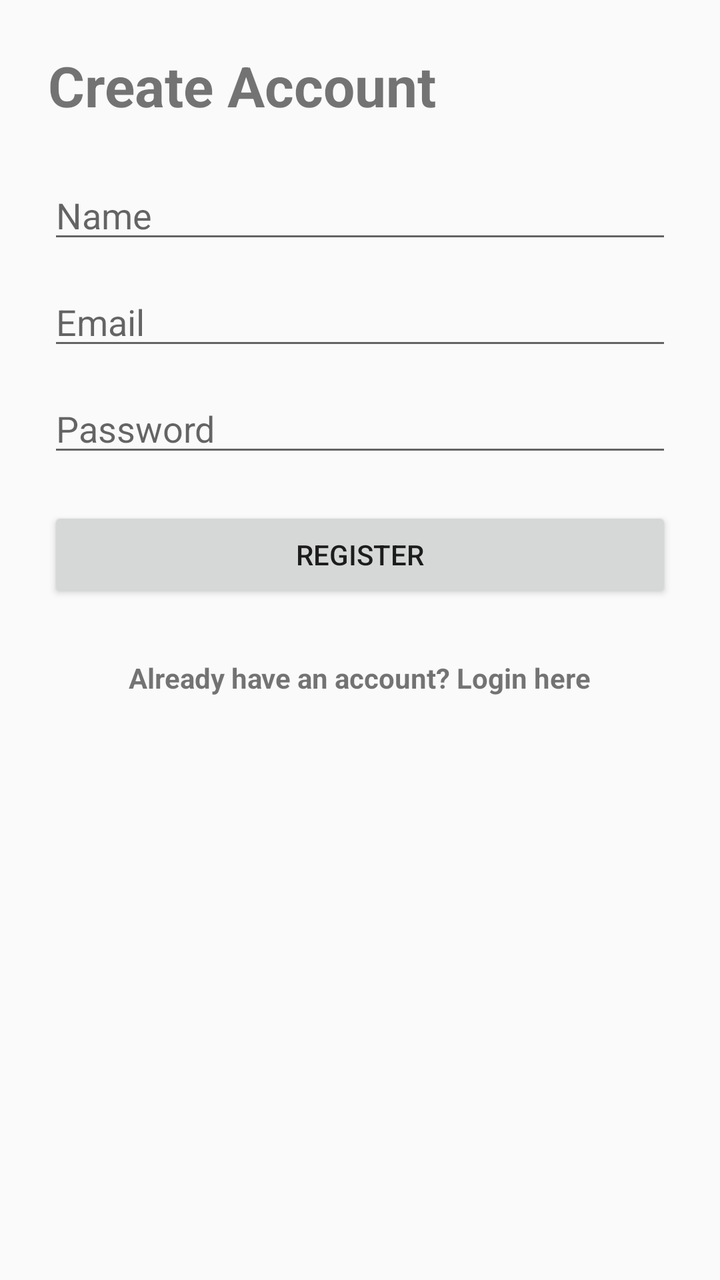
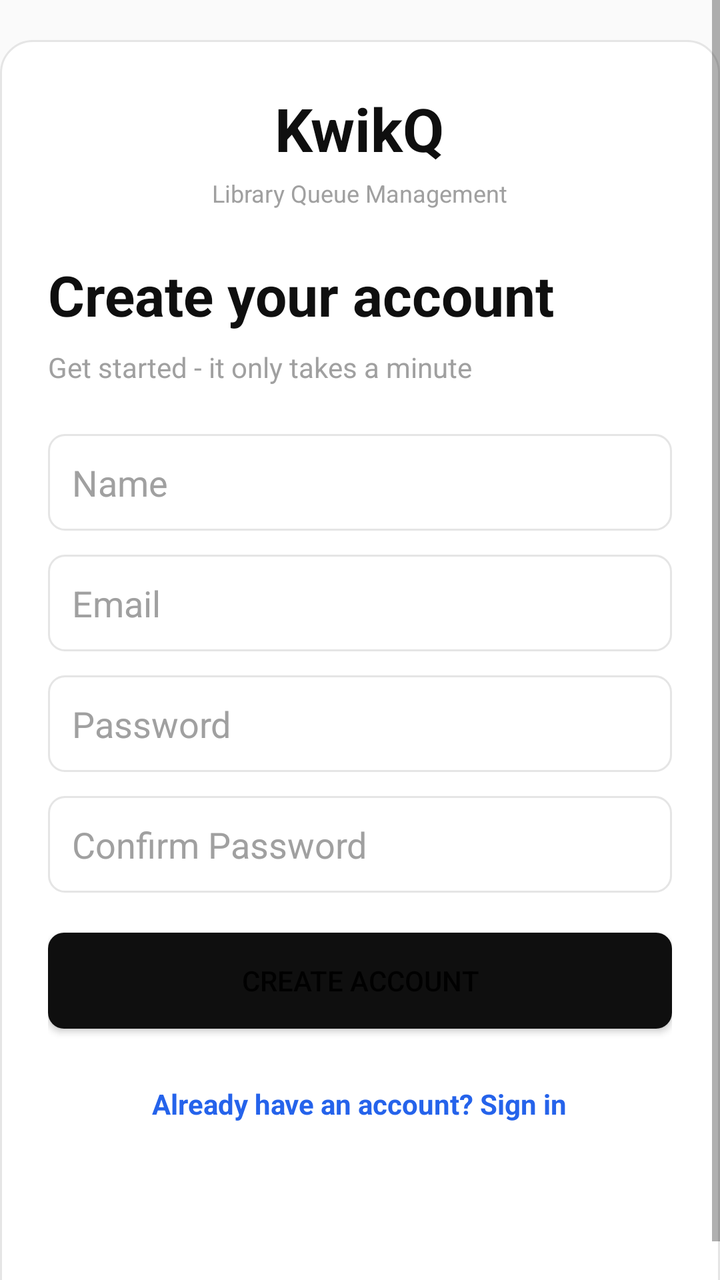

Before-and-after screenshots of an Android layout around one commit, followed by the original layout XML and the change that was made.
<!-- AndroidManifest.xml: activity theme Theme.KwikQ -->
<!-- res/layout/activity_register.xml -->
<?xml version="1.0" encoding="utf-8"?>
<ScrollView xmlns:android="http://schemas.android.com/apk/res/android"
    android:layout_width="match_parent"
    android:layout_height="match_parent"
    android:fillViewport="true">

    <LinearLayout
        android:layout_width="match_parent"
        android:layout_height="wrap_content"
        android:orientation="vertical"
        android:padding="24dp">

        <TextView
            android:layout_width="match_parent"
            android:layout_height="wrap_content"
            android:text="@string/register_title"
            android:textSize="28sp"
            android:textStyle="bold" />

        <EditText
            android:id="@+id/etName"
            android:layout_width="match_parent"
            android:layout_height="wrap_content"
            android:layout_marginTop="24dp"
            android:autofillHints="name"
            android:hint="@string/name"
            android:inputType="textPersonName" />

        <EditText
            android:id="@+id/etEmail"
            android:layout_width="match_parent"
            android:layout_height="wrap_content"
            android:layout_marginTop="12dp"
            android:autofillHints="emailAddress"
            android:hint="@string/email"
            android:inputType="textEmailAddress" />

        <EditText
            android:id="@+id/etPassword"
            android:layout_width="match_parent"
            android:layout_height="wrap_content"
            android:layout_marginTop="12dp"
            android:autofillHints="password"
            android:hint="@string/password"
            android:inputType="textPassword" />

        <Button
            android:id="@+id/btnRegister"
            android:layout_width="match_parent"
            android:layout_height="wrap_content"
            android:layout_marginTop="20dp"
            android:text="@string/register" />

        <ProgressBar
            android:id="@+id/progressRegister"
            android:layout_width="wrap_content"
            android:layout_height="wrap_content"
            android:layout_gravity="center_horizontal"
            android:layout_marginTop="12dp"
            android:visibility="gone" />

        <TextView
            android:id="@+id/tvStatus"
            android:layout_width="match_parent"
            android:layout_height="wrap_content"
            android:layout_marginTop="12dp"
            android:textColor="@android:color/holo_red_dark"
            android:visibility="gone" />

        <TextView
            android:id="@+id/tvGoToLogin"
            android:layout_width="wrap_content"
            android:layout_height="wrap_content"
            android:layout_gravity="center_horizontal"
            android:layout_marginTop="28dp"
            android:text="@string/have_account_login"
            android:textStyle="bold" />

    </LinearLayout>
</ScrollView>
<!-- resources referenced by this layout -->
<resources>
  <string name="email">Email</string>
  <string name="have_account_login">Already have an account? Login here</string>
  <string name="name">Name</string>
  <string name="password">Password</string>
  <string name="register">Register</string>
  <string name="register_title">Create Account</string>
  <style name="Theme.KwikQ" parent="Theme.AppCompat.Light.NoActionBar" />
</resources>

<!-- the commit's change to res/layout/activity_register.xml (unified diff, before → after) -->
@@ -2,20 +2,52 @@
 <ScrollView xmlns:android="http://schemas.android.com/apk/res/android"
     android:layout_width="match_parent"
     android:layout_height="match_parent"
+    android:background="@drawable/bg_auth_screen"
     android:fillViewport="true">
 
     <LinearLayout
         android:layout_width="match_parent"
         android:layout_height="wrap_content"
+        android:layout_margin="20dp"
+        android:layout_gravity="center_horizontal"
+        android:background="@drawable/bg_auth_card"
         android:orientation="vertical"
         android:padding="24dp">
 
         <TextView
+            android:layout_width="wrap_content"
+            android:layout_height="wrap_content"
+            android:layout_gravity="center_horizontal"
+            android:text="@string/app_name"
+            android:textColor="@color/kw_ink"
+            android:textSize="30sp"
+            android:textStyle="bold" />
+
+        <TextView
+            android:layout_width="wrap_content"
+            android:layout_height="wrap_content"
+            android:layout_gravity="center_horizontal"
+            android:layout_marginTop="4dp"
+            android:text="@string/brand_subtitle"
+            android:textColor="@color/kw_ink_faint"
+            android:textSize="12sp" />
+
+        <TextView
             android:layout_width="match_parent"
             android:layout_height="wrap_content"
+            android:layout_marginTop="24dp"
             android:text="@string/register_title"
+            android:textColor="@color/kw_ink"
             android:textSize="28sp"
             android:textStyle="bold" />
+
+        <TextView
+            android:layout_width="match_parent"
+            android:layout_height="wrap_content"
+            android:layout_marginTop="8dp"
+            android:text="@string/register_subtitle"
+            android:textColor="@color/kw_ink_faint"
+            android:textSize="14sp" />
 
         <EditText
             android:id="@+id/etName"
@@ -23,7 +55,11 @@
             android:layout_height="wrap_content"
             android:layout_marginTop="24dp"
             android:autofillHints="name"
+            android:background="@drawable/bg_input"
             android:hint="@string/name"
+            android:padding="12dp"
+            android:textColor="@color/kw_ink"
+            android:textColorHint="@color/kw_ink_faint"
             android:inputType="textPersonName" />
 
         <EditText
@@ -32,7 +68,11 @@
             android:layout_height="wrap_content"
             android:layout_marginTop="12dp"
             android:autofillHints="emailAddress"
+            android:background="@drawable/bg_input"
             android:hint="@string/email"
+            android:padding="12dp"
+            android:textColor="@color/kw_ink"
+            android:textColorHint="@color/kw_ink_faint"
             android:inputType="textEmailAddress" />
 
         <EditText
@@ -41,7 +81,24 @@
             android:layout_height="wrap_content"
             android:layout_marginTop="12dp"
             android:autofillHints="password"
+            android:background="@drawable/bg_input"
             android:hint="@string/password"
+            android:padding="12dp"
+            android:textColor="@color/kw_ink"
+            android:textColorHint="@color/kw_ink_faint"
+            android:inputType="textPassword" />
+
+        <EditText
+            android:id="@+id/etConfirmPassword"
+            android:layout_width="match_parent"
+            android:layout_height="wrap_content"
+            android:layout_marginTop="12dp"
+            android:autofillHints="password"
+            android:background="@drawable/bg_input"
+            android:hint="@string/confirm_password"
+            android:padding="12dp"
+            android:textColor="@color/kw_ink"
+            android:textColorHint="@color/kw_ink_faint"
             android:inputType="textPassword" />
 
         <Button
@@ -49,7 +106,12 @@
             android:layout_width="match_parent"
             android:layout_height="wrap_content"
             android:layout_marginTop="20dp"
+            android:background="@drawable/bg_primary_button"
+            android:padding="12dp"
             android:text="@string/register" />
+            android:textAllCaps="false"
+            android:textColor="@color/kw_surface"
+            android:textStyle="bold" />
 
         <ProgressBar
             android:id="@+id/progressRegister"
@@ -64,7 +126,7 @@
             android:layout_width="match_parent"
             android:layout_height="wrap_content"
             android:layout_marginTop="12dp"
-            android:textColor="@android:color/holo_red_dark"
+            android:textColor="@color/kw_danger"
             android:visibility="gone" />
 
         <TextView
@@ -74,6 +136,7 @@
             android:layout_gravity="center_horizontal"
             android:layout_marginTop="28dp"
             android:text="@string/have_account_login"
+            android:textColor="@color/kw_accent"
             android:textStyle="bold" />
 
     </LinearLayout>
<!-- resource entries referenced after the edit -->
@@ -1,11 +1,47 @@
 <!-- resources referenced by this layout -->
 <resources>
+  <color name="kw_accent">#2563EB</color>
+  <color name="kw_danger">#EF4444</color>
+  <color name="kw_ink">#0F0F0F</color>
+  <color name="kw_ink_faint">#A0A0A0</color>
+  <color name="kw_surface">#FFFFFF</color>
+  <!-- drawable bg_auth_card (drawable) -->
+  <?xml version="1.0" encoding="utf-8"?>
+  <shape xmlns:android="http://schemas.android.com/apk/res/android" android:shape="rectangle">
+      <solid android:color="@color/kw_surface" />
+      <corners android:radius="16dp" />
+      <stroke android:width="1dp" android:color="@color/kw_border" />
+  </shape>
+  <!-- drawable bg_auth_screen (drawable) -->
+  <?xml version="1.0" encoding="utf-8"?>
+  <shape xmlns:android="http://schemas.android.com/apk/res/android" android:shape="rectangle">
+      <solid android:color="@color/kw_bg" />
+  </shape>
+  <!-- drawable bg_input (drawable) -->
+  <?xml version="1.0" encoding="utf-8"?>
+  <shape xmlns:android="http://schemas.android.com/apk/res/android" android:shape="rectangle">
+      <solid android:color="@color/kw_surface" />
+      <corners android:radius="8dp" />
+      <stroke android:width="1dp" android:color="@color/kw_border" />
+  </shape>
+  <!-- drawable bg_primary_button (drawable) -->
+  <?xml version="1.0" encoding="utf-8"?>
+  <shape xmlns:android="http://schemas.android.com/apk/res/android" android:shape="rectangle">
+      <solid android:color="@color/kw_ink" />
+      <corners android:radius="8dp" />
+  </shape>
+  <string name="app_name">KwikQ</string>
+  <string name="brand_subtitle">Library Queue Management</string>
+  <string name="confirm_password">Confirm Password</string>
   <string name="email">Email</string>
-  <string name="have_account_login">Already have an account? Login here</string>
+  <string name="have_account_login">Already have an account? Sign in</string>
   <string name="name">Name</string>
   <string name="password">Password</string>
-  <string name="register">Register</string>
-  <string name="register_title">Create Account</string>
+  <string name="register">Create account</string>
+  <string name="register_subtitle">Get started - it only takes a minute</string>
+  <string name="register_title">Create your account</string>
   <style name="Theme.KwikQ" parent="Theme.AppCompat.Light.NoActionBar" />
+  <color name="kw_border">#E5E5E5</color>
+  <color name="kw_bg">#FAFAFA</color>
 </resources>
 
